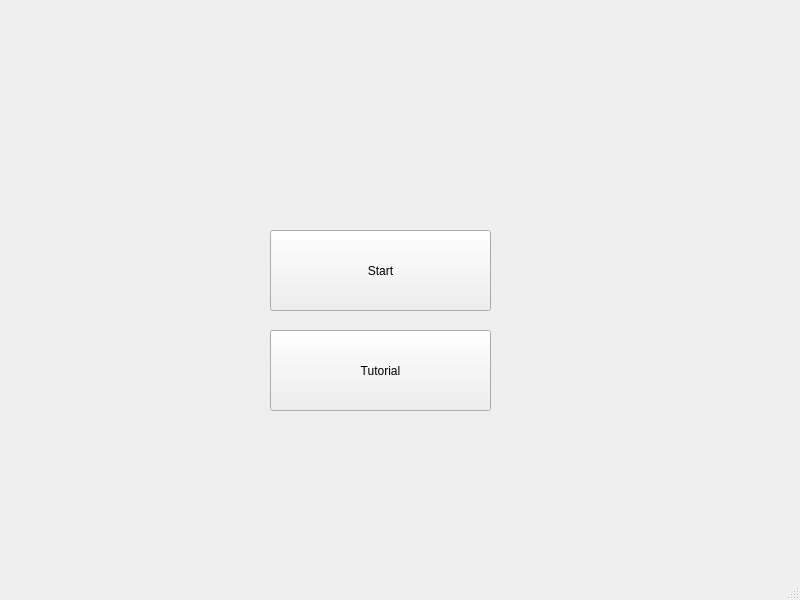
Above: GUI/GUI_sudoku/mainwindow.ui from teeraphat147258/Group12SudokuGame before the change. Below: the same form after it.
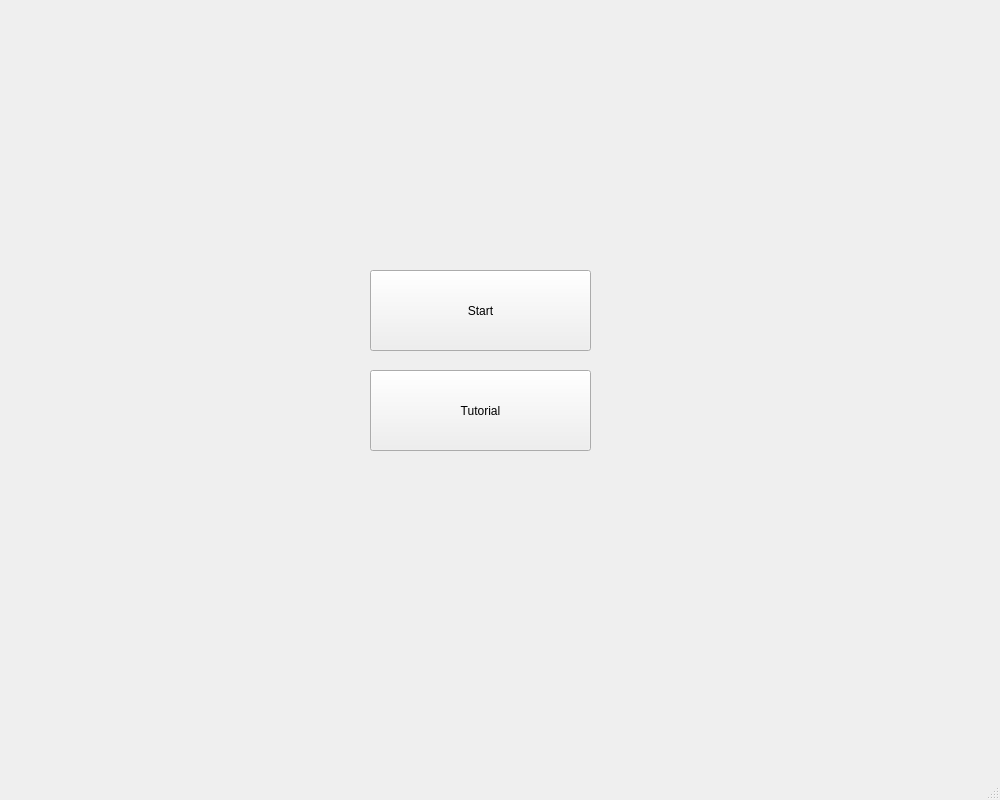
That is the form after the change.

What changed in the file:
```diff
--- a/GUI/GUI_sudoku/mainwindow.ui
+++ b/GUI/GUI_sudoku/mainwindow.ui
@@ -6,8 +6,8 @@
    <rect>
     <x>0</x>
     <y>0</y>
-    <width>800</width>
-    <height>600</height>
+    <width>1000</width>
+    <height>800</height>
    </rect>
   </property>
   <property name="windowTitle">
@@ -17,8 +17,8 @@
    <widget class="QPushButton" name="pushButton_Start">
     <property name="geometry">
      <rect>
-      <x>270</x>
-      <y>230</y>
+      <x>370</x>
+      <y>270</y>
       <width>221</width>
       <height>81</height>
      </rect>
@@ -30,8 +30,8 @@
    <widget class="QPushButton" name="pushButton_tutorial">
     <property name="geometry">
      <rect>
-      <x>270</x>
-      <y>330</y>
+      <x>370</x>
+      <y>370</y>
       <width>221</width>
       <height>81</height>
      </rect>
```
Left out of the diff: 2 changed lines with no effect on the pictures.
